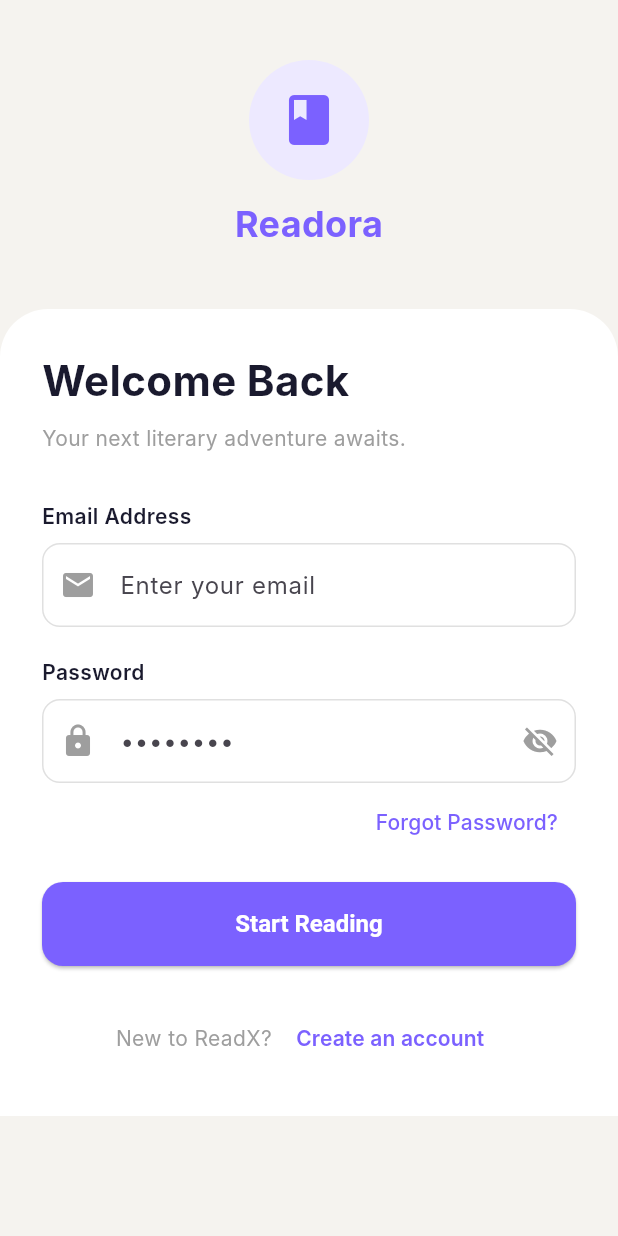
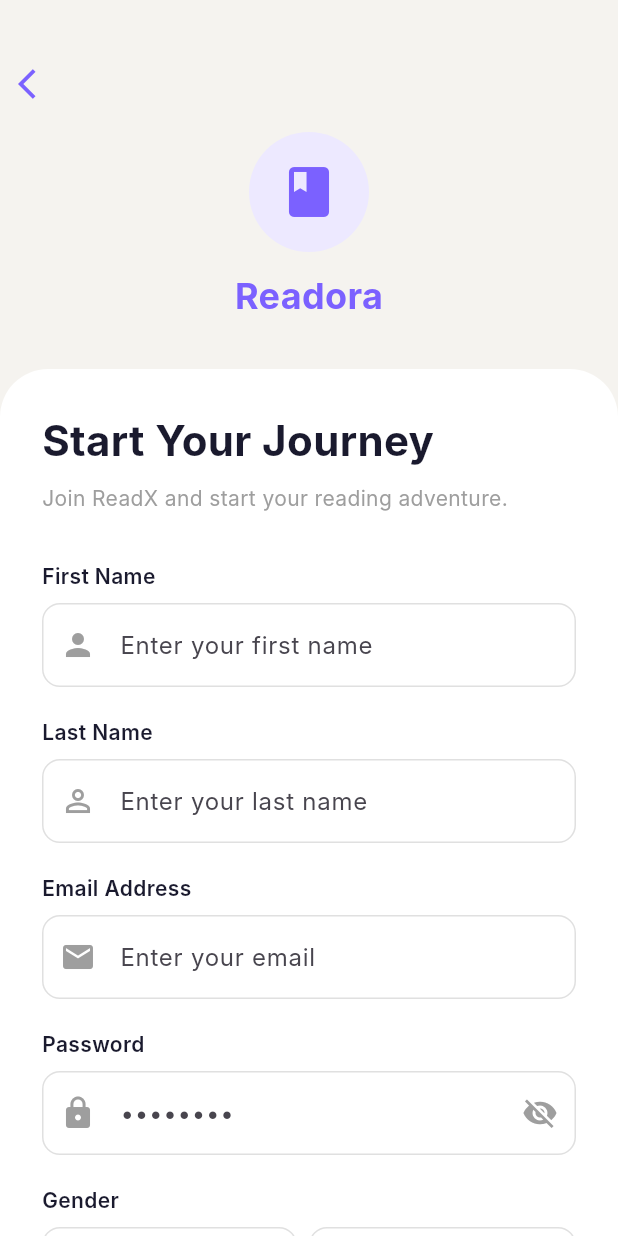
Before and after one commit to malekkhaderr/readx-mobile, a Flutter app: the LoginPage screen opened by its route, after a tap on "Create an account", on a phone screen of 412 x 824 dp. Run offline on Flutter 3.47's test engine with Material 3 defaults, Android fonts, the phone set to English and light mode, and no system bars; our stand-ins replace dartz, dio, equatable, flutter_bloc, get_it, go_router and 1 more; Roboto replaces fonts that are missing (Inter).

Commit message:
auth: add register screen

```diff
--- a/lib/core/router/app_router.dart
+++ b/lib/core/router/app_router.dart
@@ -1,13 +1,21 @@
 import 'package:flutter/material.dart';
 import 'package:go_router/go_router.dart';
 import '../../features/auth/presentation/pages/login_page.dart';
+import '../../features/auth/presentation/pages/register_page.dart';
 
 class AppRouter {
   static final GoRouter router = GoRouter(
     initialLocation: '/login',
     debugLogDiagnostics: true,
     routes: [
-      GoRoute(path: '/login', builder: (context, state) => const LoginPage()),
+      GoRoute(
+        path: '/login',
+        builder: (context, state) => const LoginPage(),
+      ),
+      GoRoute(
+        path: '/register',
+        builder: (context, state) => const RegisterPage(),
+      ),
     ],
   );
 }
--- a/lib/features/auth/presentation/pages/login_page.dart
+++ b/lib/features/auth/presentation/pages/login_page.dart
@@ -1,5 +1,6 @@
 import 'package:flutter/material.dart';
 import 'package:flutter_bloc/flutter_bloc.dart';
+import 'package:go_router/go_router.dart';
 import '../../../../core/constants/app_theme.dart';
 import '../../../../core/di/injection_container.dart';
 import '../bloc/auth_bloc.dart';
@@ -275,9 +276,7 @@ class _LoginPageState extends State<LoginPage> {
                                 style: TextStyle(color: AppColors.textGrey),
                               ),
                               TextButton(
-                                onPressed: () {
-                                  // TODO: navigate to register
-                                },
+                                onPressed: () => context.go('/register'),
                                 child: const Text(
                                   'Create an account',
                                   style: TextStyle(
--- /dev/null
+++ b/lib/features/auth/presentation/pages/register_page.dart
@@ -0,0 +1,510 @@
+import 'package:flutter/material.dart';
+import 'package:flutter_bloc/flutter_bloc.dart';
+import 'package:go_router/go_router.dart';
+import '../../../../core/constants/app_theme.dart';
+import '../../../../core/di/injection_container.dart';
+import '../bloc/auth_bloc.dart';
+import '../bloc/auth_event.dart';
+import '../bloc/auth_state.dart';
+
+class RegisterPage extends StatefulWidget {
+  const RegisterPage({super.key});
+
+  @override
+  State<RegisterPage> createState() => _RegisterPageState();
+}
+
+class _RegisterPageState extends State<RegisterPage> {
+  final _formKey = GlobalKey<FormState>();
+  final _firstNameController = TextEditingController();
+  final _lastNameController = TextEditingController();
+  final _emailController = TextEditingController();
+  final _passwordController = TextEditingController();
+  bool _obscurePassword = true;
+  bool _submitted = false;
+  String? _selectedGender;
+  DateTime? _selectedBirthDate;
+
+  final List<String> _genders = ['Male', 'Female'];
+
+  @override
+  void dispose() {
+    _firstNameController.dispose();
+    _lastNameController.dispose();
+    _emailController.dispose();
+    _passwordController.dispose();
+    super.dispose();
+  }
+
+  String? _validateRequired(String? value, String fieldName) {
+    if (!_submitted) return null;
+    if (value == null || value.trim().isEmpty) return '$fieldName is required';
+    return null;
+  }
+
+  String? _validateEmail(String? value) {
+    if (!_submitted) return null;
+    if (value == null || value.trim().isEmpty) return 'Email is required';
+    final emailRegex = RegExp(r'^[\w-\.]+@([\w-]+\.)+[\w-]{2,4}$');
+    if (!emailRegex.hasMatch(value.trim())) return 'Enter a valid email address';
+    return null;
+  }
+
+  String? _validatePassword(String? value) {
+    if (!_submitted) return null;
+    if (value == null || value.isEmpty) return 'Password is required';
+    if (value.length < 8) return 'Password must be at least 8 characters';
+    if (!RegExp(r'[A-Z]').hasMatch(value)) return 'Password must contain at least one uppercase letter';
+    if (!RegExp(r'[a-z]').hasMatch(value)) return 'Password must contain at least one lowercase letter';
+    if (!RegExp(r'[0-9]').hasMatch(value)) return 'Password must contain at least one number';
+    if (!RegExp(r'[!@#\$&*~%^()_\-+=<>?]').hasMatch(value)) return 'Password must contain at least one special character';
+    return null;
+  }
+
+  Future<void> _pickBirthDate() async {
+    final now = DateTime.now();
+    final picked = await showDatePicker(
+      context: context,
+      initialDate: DateTime(now.year - 18),
+      firstDate: DateTime(1900),
+      lastDate: DateTime(now.year - 10),
+      builder: (context, child) {
+        return Theme(
+          data: Theme.of(context).copyWith(
+            colorScheme: const ColorScheme.light(
+              primary: AppColors.primary,
+            ),
+          ),
+          child: child!,
+        );
+      },
+    );
+    if (picked != null) {
+      setState(() => _selectedBirthDate = picked);
+    }
+  }
+
+  void _onRegisterPressed(BuildContext context, AuthState state) {
+    setState(() => _submitted = true);
+    if (_formKey.currentState!.validate() &&
+        _selectedGender != null &&
+        _selectedBirthDate != null) {
+      context.read<AuthBloc>().add(
+        RegisterEvent(
+          firstName: _firstNameController.text.trim(),
+          lastName: _lastNameController.text.trim(),
+          email: _emailController.text.trim(),
+          password: _passwordController.text,
+        ),
+      );
+    }
+  }
+
+  @override
+  Widget build(BuildContext context) {
+    return BlocProvider(
+      create: (_) => sl<AuthBloc>(),
+      child: Scaffold(
+        backgroundColor: AppColors.background,
+        body: BlocListener<AuthBloc, AuthState>(
+          listener: (context, state) {
+            if (state is AuthError) {
+              ScaffoldMessenger.of(context).showSnackBar(
+                SnackBar(
+                  content: Text(state.message),
+                  backgroundColor: AppColors.error,
+                ),
+              );
+            }
+            if (state is AuthAuthenticated) {
+              // TODO: navigate to home
+            }
+          },
+          child: SafeArea(
+            child: SingleChildScrollView(
+              child: Column(
+                children: [
+
+                  // ── Header ───────────────────────────────
+                  Container(
+                    width: double.infinity,
+                    padding: const EdgeInsets.symmetric(vertical: 32),
+                    child: Column(
+                      children: [
+                        Row(
+                          children: [
+                            IconButton(
+                              icon: const Icon(
+                                Icons.arrow_back_ios,
+                                color: AppColors.primary,
+                              ),
+                              onPressed: () => context.go('/login'),
+                            ),
+                            const Spacer(),
+                          ],
+                        ),
+                        const SizedBox(height: 8),
+                        Container(
+                          width: 80,
+                          height: 80,
+                          decoration: const BoxDecoration(
+                            color: AppColors.primaryLight,
+                            shape: BoxShape.circle,
+                          ),
+                          child: const Icon(
+                            Icons.book,
+                            color: AppColors.primary,
+                            size: 40,
+                          ),
+                        ),
+                        const SizedBox(height: 12),
+                        const Text(
+                          'Readora',
+                          style: TextStyle(
+                            color: AppColors.primary,
+                            fontSize: 24,
+                            fontWeight: FontWeight.bold,
+                          ),
+                        ),
+                      ],
+                    ),
+                  ),
+
+                  // ── Form Card ────────────────────────────
+                  Container(
+                    width: double.infinity,
+                    decoration: const BoxDecoration(
+                      color: AppColors.surface,
+                      borderRadius: BorderRadius.only(
+                        topLeft: Radius.circular(32),
+                        topRight: Radius.circular(32),
+                      ),
+                    ),
+                    padding: const EdgeInsets.all(28),
+                    child: Form(
+                      key: _formKey,
+                      child: Column(
+                        crossAxisAlignment: CrossAxisAlignment.start,
+                        children: [
+
+                          // ── Title ──────────────────────────
+                          const Text(
+                            'Start Your Journey',
+                            style: TextStyle(
+                              fontSize: 28,
+                              fontWeight: FontWeight.bold,
+                              color: AppColors.textDark,
+                            ),
+                          ),
+                          const SizedBox(height: 8),
+                          const Text(
+                            'Join ReadX and start your reading adventure.',
+                            style: TextStyle(
+                              fontSize: 14,
+                              color: AppColors.textGrey,
+                            ),
+                          ),
+                          const SizedBox(height: 32),
+
+                          // ── First Name ─────────────────────
+                          const Text(
+                            'First Name',
+                            style: TextStyle(
+                              fontWeight: FontWeight.w600,
+                              color: AppColors.textDark,
+                            ),
+                          ),
+                          const SizedBox(height: 8),
+                          TextFormField(
+                            controller: _firstNameController,
+                            autovalidateMode: AutovalidateMode.onUserInteraction,
+                            onChanged: (_) {
+                              if (_submitted) _formKey.currentState!.validate();
+                            },
+                            validator: (v) => _validateRequired(v, 'First name'),
+                            decoration: const InputDecoration(
+                              hintText: 'Enter your first name',
+                              prefixIcon: Icon(Icons.person, color: AppColors.textGrey),
+                            ),
+                          ),
+                          const SizedBox(height: 20),
+
+                          // ── Last Name ──────────────────────
+                          const Text(
+                            'Last Name',
+                            style: TextStyle(
+                              fontWeight: FontWeight.w600,
+                              color: AppColors.textDark,
+                            ),
+                          ),
+                          const SizedBox(height: 8),
+                          TextFormField(
+                            controller: _lastNameController,
+                            autovalidateMode: AutovalidateMode.onUserInteraction,
+                            onChanged: (_) {
+                              if (_submitted) _formKey.currentState!.validate();
+                            },
+                            validator: (v) => _validateRequired(v, 'Last name'),
+                            decoration: const InputDecoration(
+                              hintText: 'Enter your last name',
+                              prefixIcon: Icon(Icons.person_outline, color: AppColors.textGrey),
+                            ),
+                          ),
+                          const SizedBox(height: 20),
+
+                          // ── Email ──────────────────────────
+                          const Text(
+                            'Email Address',
+                            style: TextStyle(
+                              fontWeight: FontWeight.w600,
+                              color: AppColors.textDark,
+                            ),
+                          ),
+                          const SizedBox(height: 8),
+                          TextFormField(
+                            controller: _emailController,
+                            keyboardType: TextInputType.emailAddress,
+                            autovalidateMode: AutovalidateMode.onUserInteraction,
+                            onChanged: (_) {
+                              if (_submitted) _formKey.currentState!.validate();
+                            },
+                            validator: _validateEmail,
+                            decoration: const InputDecoration(
+                              hintText: 'Enter your email',
+                              prefixIcon: Icon(Icons.email, color: AppColors.textGrey),
+                            ),
+                          ),
+                          const SizedBox(height: 20),
+
+                          // ── Password ───────────────────────
+                          const Text(
+                            'Password',
+                            style: TextStyle(
+                              fontWeight: FontWeight.w600,
+                              color: AppColors.textDark,
+                            ),
+                          ),
+                          const SizedBox(height: 8),
+                          TextFormField(
+                            controller: _passwordController,
+                            obscureText: _obscurePassword,
+                            autovalidateMode: AutovalidateMode.onUserInteraction,
+                            onChanged: (_) {
+                              if (_submitted) _formKey.currentState!.validate();
+                            },
+                            validator: _validatePassword,
+                            decoration: InputDecoration(
+                              hintText: '••••••••',
+                              prefixIcon: const Icon(Icons.lock, color: AppColors.textGrey),
+                              suffixIcon: IconButton(
+                                icon: Icon(
+                                  _obscurePassword
+                                      ? Icons.visibility_off
+                                      : Icons.visibility,
+                                  color: AppColors.textGrey,
+                                ),
+                                onPressed: () {
+                                  setState(() {
+                                    _obscurePassword = !_obscurePassword;
+                                  });
+                                },
+                              ),
+                            ),
+                          ),
+                          const SizedBox(height: 20),
+
+                          // ── Gender ─────────────────────────
+                          const Text(
+                            'Gender',
+                            style: TextStyle(
+                              fontWeight: FontWeight.w600,
+                              color: AppColors.textDark,
+                            ),
+                          ),
+                          const SizedBox(height: 8),
+                          Row(
+                            children: _genders.map((gender) {
+                              final isSelected = _selectedGender == gender;
+                              return Expanded(
+                                child: GestureDetector(
+                                  onTap: () {
+                                    setState(() => _selectedGender = gender);
+                                  },
+                                  child: Container(
+                                    margin: EdgeInsets.only(
+                                      right: gender == 'Male' ? 8 : 0,
+                                    ),
+                                    padding: const EdgeInsets.symmetric(vertical: 14),
+                                    decoration: BoxDecoration(
+                                      color: isSelected
+                                          ? AppColors.primary
+                                          : AppColors.surface,
+                                      borderRadius: BorderRadius.circular(12),
+                                      border: Border.all(
+                                        color: isSelected
+                                            ? AppColors.primary
+                                            : AppColors.divider,
+                                      ),
+                                    ),
+                                    child: Row(
+                                      mainAxisAlignment: MainAxisAlignment.center,
+                                      children: [
+                                        Icon(
+                                          gender == 'Male'
+                                              ? Icons.male
+                                              : Icons.female,
+                                          color: isSelected
+                                              ? Colors.white
+                                              : AppColors.textGrey,
+                                          size: 20,
+                                        ),
+                                        const SizedBox(width: 8),
+                                        Text(
+                                          gender,
+                                          style: TextStyle(
+                                            color: isSelected
+                                                ? Colors.white
+                                                : AppColors.textGrey,
+                                            fontWeight: FontWeight.w600,
+                                          ),
+                                        ),
+                                      ],
+                                    ),
+                                  ),
+                                ),
+                              );
+                            }).toList(),
+                          ),
+                          if (_submitted && _selectedGender == null)
+                            const Padding(
+                              padding: EdgeInsets.only(top: 8, left: 4),
+                              child: Text(
+                                'Please select your gender',
+                                style: TextStyle(
+                                  color: AppColors.error,
+                                  fontSize: 12,
+                                ),
+                              ),
+                            ),
+                          const SizedBox(height: 20),
+
+                          // ── Birth Date ─────────────────────
+                          const Text(
+                            'Birth Date',
+                            style: TextStyle(
+                              fontWeight: FontWeight.w600,
+                              color: AppColors.textDark,
+                            ),
+                          ),
+                          const SizedBox(height: 8),
+                          GestureDetector(
+                            onTap: _pickBirthDate,
+                            child: Container(
+                              width: double.infinity,
+                              padding: const EdgeInsets.symmetric(
+                                horizontal: 16,
+                                vertical: 16,
+                              ),
+                              decoration: BoxDecoration(
+                                color: AppColors.surface,
+                                borderRadius: BorderRadius.circular(12),
+                                border: Border.all(
+                                  color: _submitted && _selectedBirthDate == null
+                                      ? AppColors.error
+                                      : AppColors.divider,
+                                ),
+                              ),
+                              child: Row(
+                                children: [
+                                  const Icon(
+                                    Icons.calendar_today,
+                                    color: AppColors.textGrey,
+                                    size: 20,
+                                  ),
+                                  const SizedBox(width: 12),
+                                  Text(
+                                    _selectedBirthDate == null
+                                        ? 'Select your birth date'
+                                        : '${_selectedBirthDate!.day}/${_selectedBirthDate!.month}/${_selectedBirthDate!.year}',
+                                    style: TextStyle(
+                                      color: _selectedBirthDate == null
+                                          ? AppColors.textGrey
+                                          : AppColors.textDark,
+                                      fontSize: 16,
+                                    ),
+                                  ),
+                                ],
+                              ),
+                            ),
+                          ),
+                          if (_submitted && _selectedBirthDate == null)
+                            const Padding(
+                              padding: EdgeInsets.only(top: 8, left: 4),
+                              child: Text(
+                                'Please select your birth date',
+                                style: TextStyle(
+                                  color: AppColors.error,
+                                  fontSize: 12,
+                                ),
+                              ),
+                            ),
+                          const SizedBox(height: 32),
+
+                          // ── Register Button ────────────────
+                          BlocBuilder<AuthBloc, AuthState>(
+                            builder: (context, state) {
+                              return ElevatedButton(
+                                onPressed: state is AuthLoading
+                                    ? null
+                                    : () => _onRegisterPressed(context, state),
+                                child: state is AuthLoading
+                                    ? const SizedBox(
+                                  height: 22,
+                                  width: 22,
+                                  child: CircularProgressIndicator(
+                                    color: Colors.white,
+                                    strokeWidth: 2,
+                                  ),
+                                )
+                                    : const Text('Create Account'),
+                              );
+                            },
+                          ),
+                          const SizedBox(height: 24),
+
+                          // ── Login Link ─────────────────────
+                          Row(
+                            mainAxisAlignment: MainAxisAlignment.center,
+                            children: [
+                              const Text(
+                                'Already have an account? ',
+                                style: TextStyle(color: AppColors.textGrey),
+                              ),
+                              TextButton(
+                                onPressed: () => context.go('/login'),
+                                child: const Text(
+                                  'Log in here',
+                                  style: TextStyle(
+                                    color: AppColors.primary,
+                                    fontWeight: FontWeight.w600,
+                                  ),
+                                ),
+                              ),
+                            ],
+                          ),
+                          const SizedBox(height: 20),
+
+                        ],
+                      ),
+                    ),
+                  ),
+
+                ],
+              ),
+            ),
+          ),
+        ),
+      ),
+    );
+  }
+}
```
